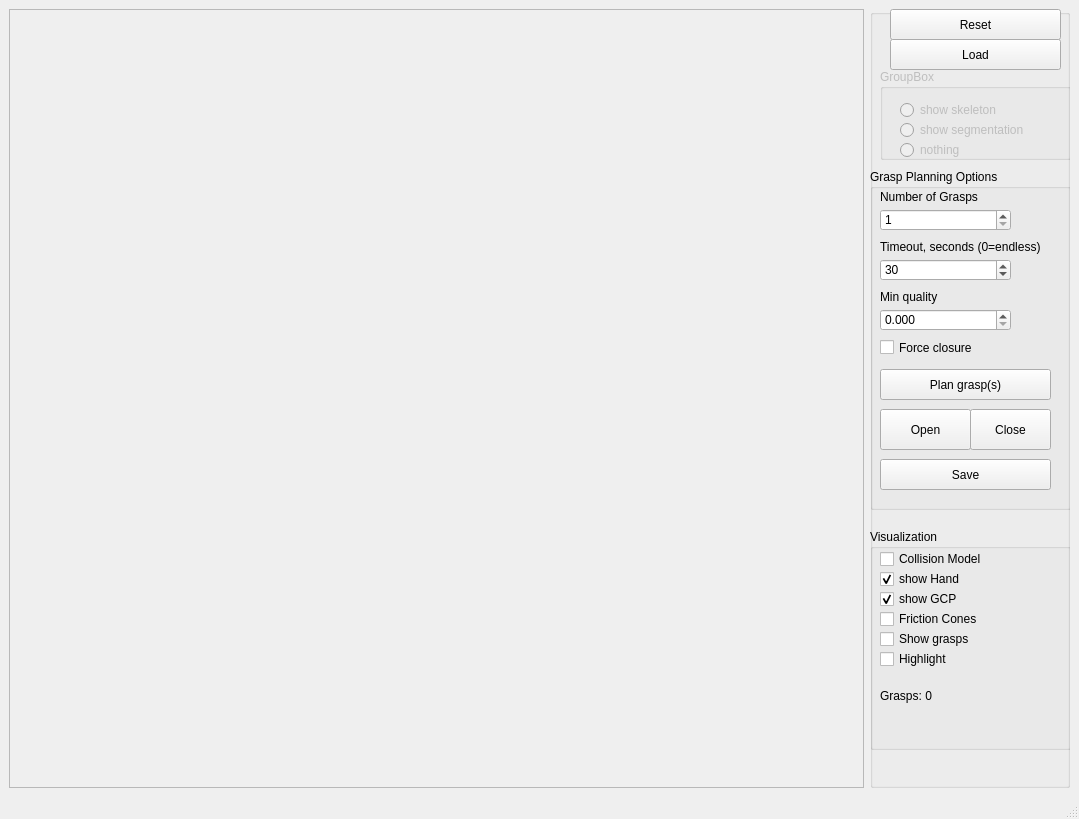
ProtolabSBRE/simox-cgal, file Tools/SkeletonGraspPlaner/SkeletonGraspPlaner.ui: the form before one commit.
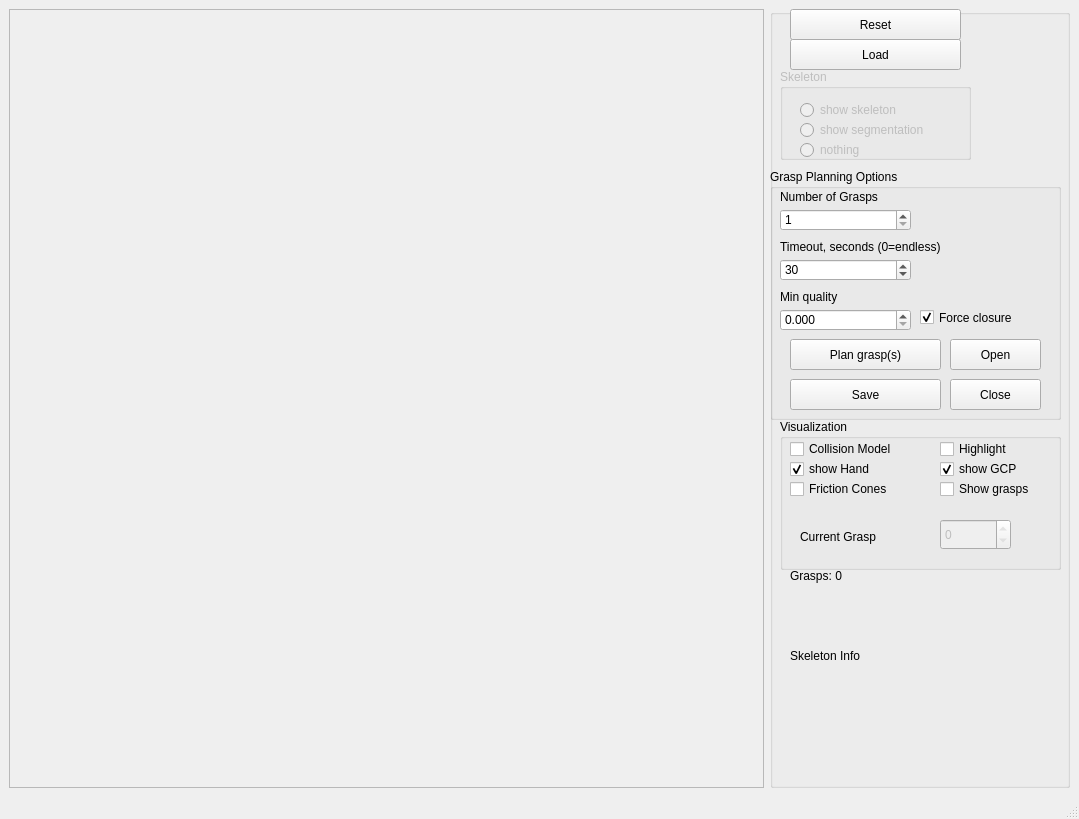
The form after the commit.

Commit message: refactored SkeletonPlanner improved Planner gui

Diff of the .ui file:
```diff
--- a/Tools/SkeletonGraspPlaner/SkeletonGraspPlaner.ui
+++ b/Tools/SkeletonGraspPlaner/SkeletonGraspPlaner.ui
@@ -29,7 +29,7 @@
      <widget class="QGroupBox" name="groupBox">
       <property name="maximumSize">
        <size>
-        <width>200</width>
+        <width>300</width>
         <height>16777215</height>
        </size>
       </property>
@@ -54,8 +54,8 @@
         <rect>
          <x>0</x>
          <y>160</y>
-         <width>201</width>
-         <height>341</height>
+         <width>291</width>
+         <height>251</height>
         </rect>
        </property>
        <property name="title">
@@ -64,8 +64,8 @@
        <widget class="QCheckBox" name="checkBoxFoceClosure">
         <property name="geometry">
          <rect>
-          <x>10</x>
-          <y>170</y>
+          <x>150</x>
+          <y>140</y>
           <width>121</width>
           <height>17</height>
          </rect>
@@ -73,6 +73,9 @@
         <property name="text">
          <string>Force closure</string>
         </property>
+        <property name="checked">
+         <bool>true</bool>
+        </property>
        </widget>
        <widget class="QSpinBox" name="spinBoxGraspNumber">
         <property name="geometry">
@@ -108,7 +111,7 @@
          <rect>
           <x>10</x>
           <y>70</y>
-          <width>171</width>
+          <width>231</width>
           <height>16</height>
          </rect>
         </property>
@@ -170,9 +173,9 @@
        <widget class="QPushButton" name="pushButtonSave">
         <property name="geometry">
          <rect>
-          <x>10</x>
-          <y>290</y>
-          <width>171</width>
+          <x>20</x>
+          <y>210</y>
+          <width>151</width>
           <height>31</height>
          </rect>
         </property>
@@ -183,10 +186,10 @@
        <widget class="QPushButton" name="pushButtonClose">
         <property name="geometry">
          <rect>
-          <x>100</x>
-          <y>240</y>
-          <width>81</width>
-          <height>41</height>
+          <x>180</x>
+          <y>210</y>
+          <width>91</width>
+          <height>31</height>
          </rect>
         </property>
         <property name="text">
@@ -196,9 +199,9 @@
        <widget class="QPushButton" name="pushButtonPlan">
         <property name="geometry">
          <rect>
-          <x>10</x>
-          <y>200</y>
-          <width>171</width>
+          <x>20</x>
+          <y>170</y>
+          <width>151</width>
           <height>31</height>
          </rect>
         </property>
@@ -209,10 +212,10 @@
        <widget class="QPushButton" name="pushButtonOpen">
         <property name="geometry">
          <rect>
-          <x>10</x>
-          <y>240</y>
+          <x>180</x>
+          <y>170</y>
           <width>91</width>
-          <height>41</height>
+          <height>31</height>
          </rect>
         </property>
         <property name="text">
@@ -246,7 +249,7 @@
         </rect>
        </property>
        <property name="title">
-        <string>GroupBox</string>
+        <string>Skeleton</string>
        </property>
        <property name="flat">
         <bool>false</bool>
@@ -297,40 +300,40 @@
         </property>
        </widget>
       </widget>
+      <widget class="QLabel" name="labelSkeleton">
+       <property name="geometry">
+        <rect>
+         <x>20</x>
+         <y>640</y>
+         <width>271</width>
+         <height>101</height>
+        </rect>
+       </property>
+       <property name="text">
+        <string>Skeleton Info</string>
+       </property>
+       <property name="alignment">
+        <set>Qt::AlignLeading|Qt::AlignLeft|Qt::AlignTop</set>
+       </property>
+      </widget>
       <widget class="QGroupBox" name="groupBoxVisualization">
        <property name="geometry">
         <rect>
-         <x>0</x>
-         <y>520</y>
-         <width>201</width>
-         <height>221</height>
+         <x>10</x>
+         <y>410</y>
+         <width>281</width>
+         <height>151</height>
         </rect>
        </property>
        <property name="title">
         <string>Visualization</string>
        </property>
-       <widget class="QLabel" name="labelInfo">
-        <property name="geometry">
-         <rect>
-          <x>10</x>
-          <y>160</y>
-          <width>171</width>
-          <height>61</height>
-         </rect>
-        </property>
-        <property name="text">
-         <string>Grasps: 0</string>
-        </property>
-        <property name="alignment">
-         <set>Qt::AlignLeading|Qt::AlignLeft|Qt::AlignTop</set>
-        </property>
-       </widget>
        <widget class="QCheckBox" name="checkBoxGrasps">
         <property name="geometry">
          <rect>
-          <x>10</x>
-          <y>100</y>
-          <width>161</width>
+          <x>160</x>
+          <y>60</y>
+          <width>111</width>
           <height>20</height>
          </rect>
         </property>
@@ -342,8 +345,8 @@
         <property name="geometry">
          <rect>
           <x>10</x>
-          <y>80</y>
-          <width>161</width>
+          <y>60</y>
+          <width>131</width>
           <height>20</height>
          </rect>
         </property>
@@ -369,7 +372,7 @@
          <rect>
           <x>10</x>
           <y>40</y>
-          <width>161</width>
+          <width>131</width>
           <height>20</height>
          </rect>
         </property>
@@ -383,9 +386,9 @@
        <widget class="QCheckBox" name="checkBoxHighlight">
         <property name="geometry">
          <rect>
-          <x>10</x>
-          <y>120</y>
-          <width>161</width>
+          <x>160</x>
+          <y>20</y>
+          <width>111</width>
           <height>20</height>
          </rect>
         </property>
@@ -396,9 +399,9 @@
        <widget class="QCheckBox" name="checkBoxGCP">
         <property name="geometry">
          <rect>
-          <x>10</x>
-          <y>60</y>
-          <width>161</width>
+          <x>160</x>
+          <y>40</y>
+          <width>111</width>
           <height>20</height>
          </rect>
         </property>
@@ -409,6 +412,54 @@
          <bool>true</bool>
         </property>
        </widget>
+       <widget class="QSpinBox" name="spinBoxGraspNumberPlanned">
+        <property name="enabled">
+         <bool>false</bool>
+        </property>
+        <property name="geometry">
+         <rect>
+          <x>160</x>
+          <y>100</y>
+          <width>71</width>
+          <height>31</height>
+         </rect>
+        </property>
+        <property name="minimum">
+         <number>0</number>
+        </property>
+        <property name="maximum">
+         <number>0</number>
+        </property>
+       </widget>
+       <widget class="QLabel" name="label_14">
+        <property name="geometry">
+         <rect>
+          <x>20</x>
+          <y>110</y>
+          <width>121</width>
+          <height>16</height>
+         </rect>
+        </property>
+        <property name="text">
+         <string>Current Grasp</string>
+        </property>
+       </widget>
+      </widget>
+      <widget class="QLabel" name="labelInfo">
+       <property name="geometry">
+        <rect>
+         <x>20</x>
+         <y>560</y>
+         <width>171</width>
+         <height>61</height>
+        </rect>
+       </property>
+       <property name="text">
+        <string>Grasps: 0</string>
+       </property>
+       <property name="alignment">
+        <set>Qt::AlignLeading|Qt::AlignLeft|Qt::AlignTop</set>
+       </property>
       </widget>
      </widget>
     </item>
```
The commit also changes 15 other files.
